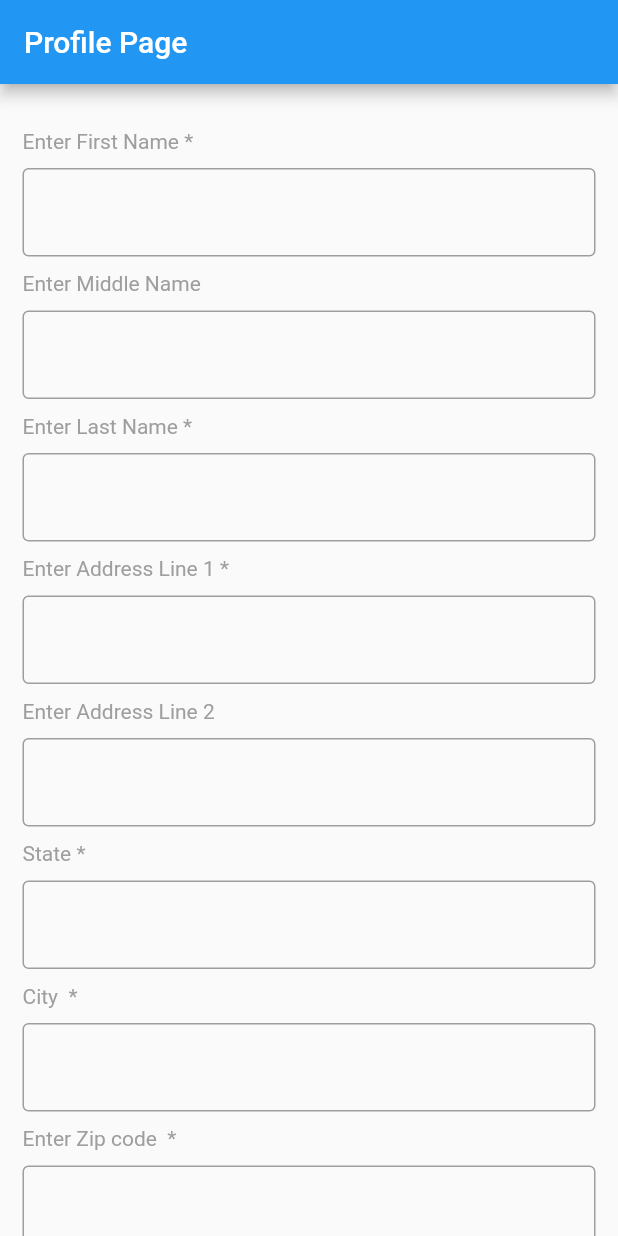
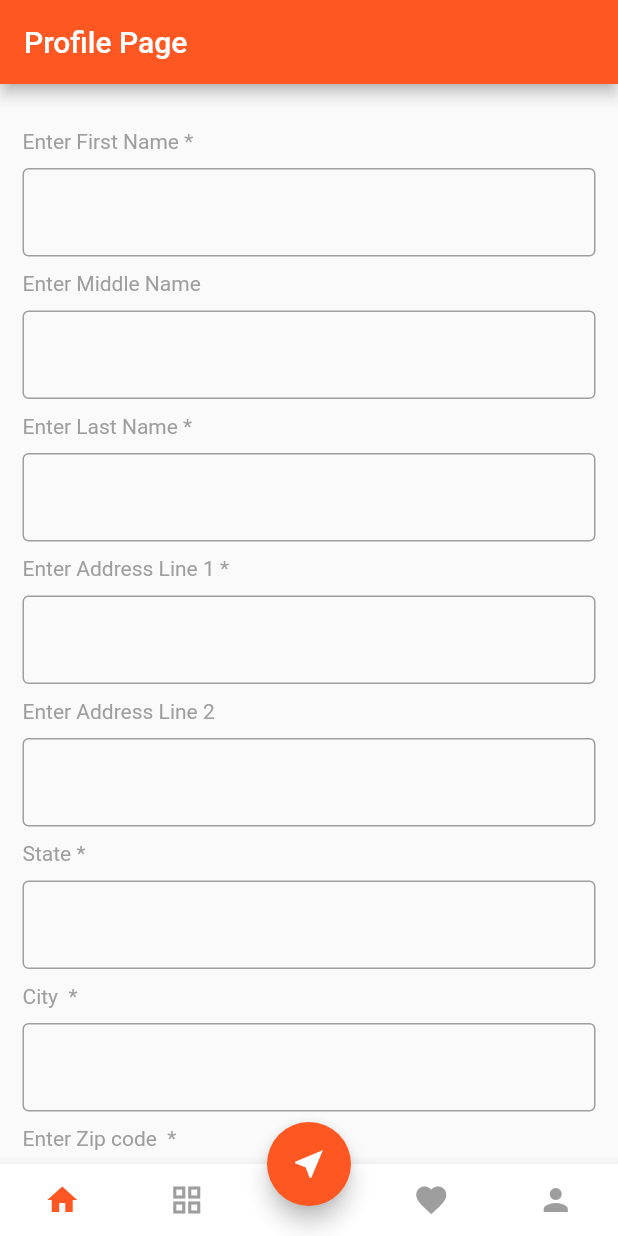
Before and after one commit to lakhanrathi1/profilepage, a Flutter app: the screen it shows after launch, on a phone screen of 412 x 824 dp. Run offline on Flutter 3.47's test engine with Material 2 defaults, Android fonts, the phone set to English and light mode, and no system bars; our stand-ins replace webview_flutter; missing offline and left inert: imageview360.

```diff
--- a/lib/main.dart
+++ b/lib/main.dart
@@ -1,5 +1,6 @@
-import 'package:flutter/cupertino.dart';
 import 'package:flutter/material.dart';
+import 'package:profilepage/SpinView.dart';
+import 'package:profilepage/webView.dart';
 
 void main() {
   runApp(const MyApp());
@@ -23,7 +24,7 @@ class MyApp extends StatelessWidget {
         // or simply save your changes to "hot reload" in a Flutter IDE).
         // Notice that the counter didn't reset back to zero; the application
         // is not restarted.
-        primarySwatch: Colors.blue,
+        primarySwatch: Colors.deepOrange,
       ),
       home: const MyHomePage(title: 'Flutter Demo Home Page'),
     );
@@ -400,17 +401,17 @@ class _MyHomePageState extends State<MyHomePage> {
                   const SizedBox(height: 15,),
                   const Text("Select preferred mode for communication",style: TextStyle(color: Colors.black),),
                   const SizedBox(height: 5,),
-                  Transform.translate(
-                    offset: const Offset(-20, 0),
-                    child: Row(
-                      mainAxisSize: MainAxisSize.max,
-                      mainAxisAlignment: MainAxisAlignment.spaceEvenly,
+                  Row(
+                    // mainAxisSize: MainAxisSize.max,
+                    // mainAxisAlignment: MainAxisAlignment.start,
 
-                      children: [
-                        Expanded(
-
+                    children: [
+                      Container(
+                        width:170,
+                        child: Transform.translate(
+                          offset: const Offset(-20, 0),
                           child: CheckboxListTile(
-
+                            // contentPadding: const EdgeInsets.symmetric(horizontal: 0),
                             controlAffinity: ListTileControlAffinity.leading,  //  <-- leading Checkbox
                             title: Transform.translate(
                                 offset: const Offset(-20, 0),
@@ -421,10 +422,13 @@ class _MyHomePageState extends State<MyHomePage> {
                             },
 
                           ),
-
                         ),
-                        Expanded(
-                          // flex: 2,
+                      ),
+                      Container(
+                        width:170,
+                        // flex: 2,
+                        child: Transform.translate(
+                          offset: const Offset(-50, 0),
                           child: CheckboxListTile(
                             controlAffinity: ListTileControlAffinity.leading,  //  <-- leading Checkbox
                             title: Transform.translate(
@@ -438,8 +442,12 @@ class _MyHomePageState extends State<MyHomePage> {
 
                           ),
                         ),
-                        Expanded(
-                          // flex: 2,
+                      ),
+                      Container(
+                        width:170,
+                        // flex: 2,
+                        child: Transform.translate(
+                          offset: const Offset(-100, 0),
                           child: CheckboxListTile(
                             controlAffinity: ListTileControlAffinity.leading,  //  <-- leading Checkbox
                             title: Transform.translate(
@@ -453,9 +461,9 @@ class _MyHomePageState extends State<MyHomePage> {
 
                           ),
                         ),
+                      ),
 
-                      ],
-                    ),
+                    ],
                   ),
 
 
@@ -533,7 +541,11 @@ class _MyHomePageState extends State<MyHomePage> {
                     children: [
                       Expanded(
                         child: TextButton(
-                            onPressed: (){},
+                            onPressed: (){
+                              Navigator.push(
+                                context,
+                                MaterialPageRoute(builder: (context) => Web_View()),
+                              );                              },
                             child: const Text('Cancel',style: TextStyle(color: Colors.red),),
                           style: TextButton.styleFrom(
                             side: const BorderSide(color: Colors.red, width: 2),
@@ -559,6 +571,56 @@ class _MyHomePageState extends State<MyHomePage> {
             ),
           ),
         ),
+        // bottomNavigationBar: BottomNavigationBar(
+        //   // shape: CircularNotchedRectangle(),
+        //   items: const <BottomNavigationBarItem>[
+        //     BottomNavigationBarItem(
+        //       icon: Icon(Icons.call),
+        //       label: 'Calls',
+        //     ),
+        //     BottomNavigationBarItem(
+        //       icon: Icon(Icons.camera),
+        //       label: 'Camera',
+        //     ),
+        //     BottomNavigationBarItem(
+        //       icon: Icon(Icons.chat),
+        //       label: 'Chats',
+        //     ),
+        //
+        //   ],
+        // ),
+        floatingActionButtonLocation:
+        FloatingActionButtonLocation.centerDocked,
+        floatingActionButton: FloatingActionButton(
+          child: const Icon(Icons.near_me), onPressed: () {
+          Navigator.push(
+            context,
+            MaterialPageRoute(builder: (context) => SpinView()),
+          );
+
+
+        },),
+        bottomNavigationBar: BottomAppBar(
+          // shape: CircularNotchedRectangle(),
+          notchMargin: 4.0,
+          child: Row(
+            mainAxisSize: MainAxisSize.max,
+            mainAxisAlignment: MainAxisAlignment.spaceAround,
+            children: <Widget>[
+              IconButton(icon: const Icon(Icons.home,color: Colors.deepOrange,), onPressed: () {},),
+              Padding(
+                padding: const EdgeInsets.only(right: 40),
+                child: IconButton(icon: Icon(Icons.grid_view,color: Colors.grey,), onPressed: () {},),
+              ),
+              Padding(
+                padding: const EdgeInsets.only(left: 40),
+                child: IconButton(icon: Icon(Icons.favorite,color: Colors.grey,), onPressed: () {},),
+              ),
+              IconButton(icon: Icon(Icons.person,color: Colors.grey,), onPressed: () {},),
+
+            ],
+          ),
+        ),
       ),
     );
   }
--- a/pubspec.yaml
+++ b/pubspec.yaml
@@ -45,6 +45,8 @@ dev_dependencies:
   # package. See that file for information about deactivating specific lint
   # rules and activating additional ones.
   flutter_lints: ^1.0.0
+  webview_flutter: ^3.0.4
+  imageview360: ^1.3.0
 
 # For information on the generic Dart part of this file, see the
 # following page: https://dart.dev/tools/pub/pubspec
```
Also changed, not shown: lib/SpinView.dart (added, +65 -0 lines), lib/webView.dart (added, +25 -0 lines), 1 other file.
